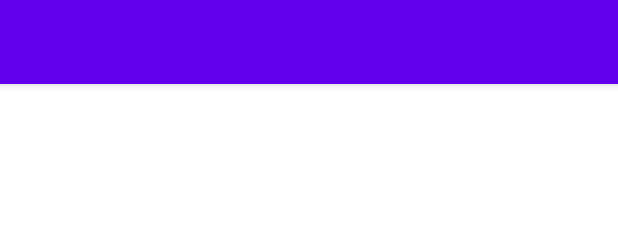
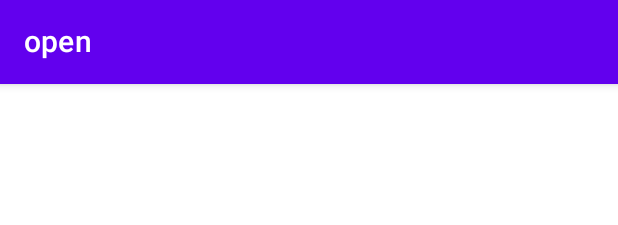
Before and after one commit to VinuelMancent/MobileAppDevelopment, an Android app built with Jetpack Compose: the @Preview function MainScreen_Preview, item 2 of the bottom bar chosen, on a phone screen of 412 x 824 dp. Shown: the top 225 px of the screen. Run offline under Robolectric (Android 15) with nearby library versions, the phone set to English and light mode, and no system bars; our stand-ins replace livedata-compose; network calls fail.

Commit message:
topbar now shows the title of the current screen

```diff
--- a/app/src/main/java/com/tutorialapp/feature/main/ui/MainActivity.kt
+++ b/app/src/main/java/com/tutorialapp/feature/main/ui/MainActivity.kt
@@ -6,10 +6,7 @@ import androidx.activity.compose.setContent
 import androidx.compose.foundation.layout.fillMaxSize
 import androidx.compose.material.MaterialTheme
 import androidx.compose.material.Surface
-import androidx.compose.material.Text
-import androidx.compose.runtime.Composable
 import androidx.compose.ui.Modifier
-import androidx.compose.ui.tooling.preview.Preview
 import com.tutorialapp.ui.theme.TutorialAppTheme
 
 class MainActivity : ComponentActivity() {
@@ -20,7 +17,7 @@ class MainActivity : ComponentActivity() {
                 // A surface container using the 'background' color from the theme
                 Surface(
                     modifier = Modifier.fillMaxSize(),
-                    color = MaterialTheme.colors.background
+                    color = MaterialTheme.colors.background,
                 ) {
                     MainScreen()
                 }
--- a/app/src/main/java/com/tutorialapp/feature/main/ui/MainScreen.kt
+++ b/app/src/main/java/com/tutorialapp/feature/main/ui/MainScreen.kt
@@ -3,6 +3,7 @@ package com.tutorialapp.feature.main.ui
 import androidx.compose.foundation.layout.Box
 import androidx.compose.foundation.layout.padding
 import androidx.compose.material.Scaffold
+import androidx.compose.material.Text
 import androidx.compose.material.TopAppBar
 import androidx.compose.runtime.Composable
 import androidx.compose.runtime.getValue
@@ -26,7 +27,12 @@ fun MainScreen(){
             val navBackStackEntry by navController.currentBackStackEntryAsState()
             val currentRoute = navBackStackEntry?.destination?.route
             TopAppBar(
-                title = {"Platzhalter"},
+                title = {
+                    if (currentRoute != null) {
+                        Text(text = currentRoute)
+                    }
+                },
+                navigationIcon = null
             )
         },
         bottomBar = {
```
